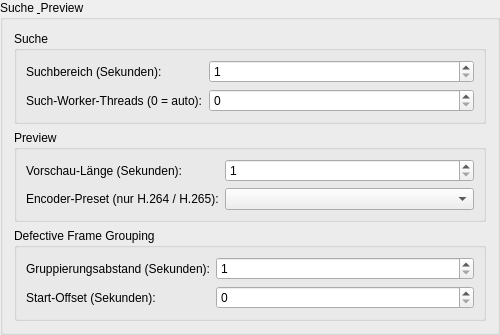
Qt form ui/ttcutsettingssearch.ui (MINIXJR/TTCut-ng) before a commit.
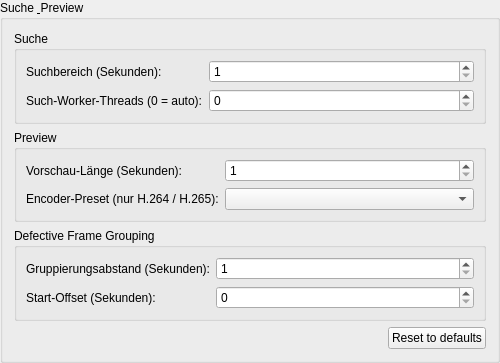
The same form after that commit.

Commit message: Settings + Cut-Dialog: 'Reset to defaults' Buttons

The edit to the form file:
```diff
--- a/ui/ttcutsettingssearch.ui
+++ b/ui/ttcutsettingssearch.ui
@@ -107,6 +107,17 @@
    <item>
     <spacer><property name="orientation"><enum>Qt::Vertical</enum></property><property name="sizeHint" stdset="0"><size><width>20</width><height>40</height></size></property></spacer>
    </item>
+   <item>
+    <layout class="QHBoxLayout">
+     <item><spacer><property name="orientation"><enum>Qt::Horizontal</enum></property><property name="sizeHint" stdset="0"><size><width>40</width><height>20</height></size></property></spacer></item>
+     <item>
+      <widget class="QPushButton" name="btnResetDefaults">
+       <property name="text"><string>Reset to defaults</string></property>
+       <property name="toolTip"><string>Reset the values in this category to their factory defaults. Changes are applied only when you click OK.</string></property>
+      </widget>
+     </item>
+    </layout>
+   </item>
   </layout>
  </widget>
  <resources/>
```
The commit also changes 21 other files.
